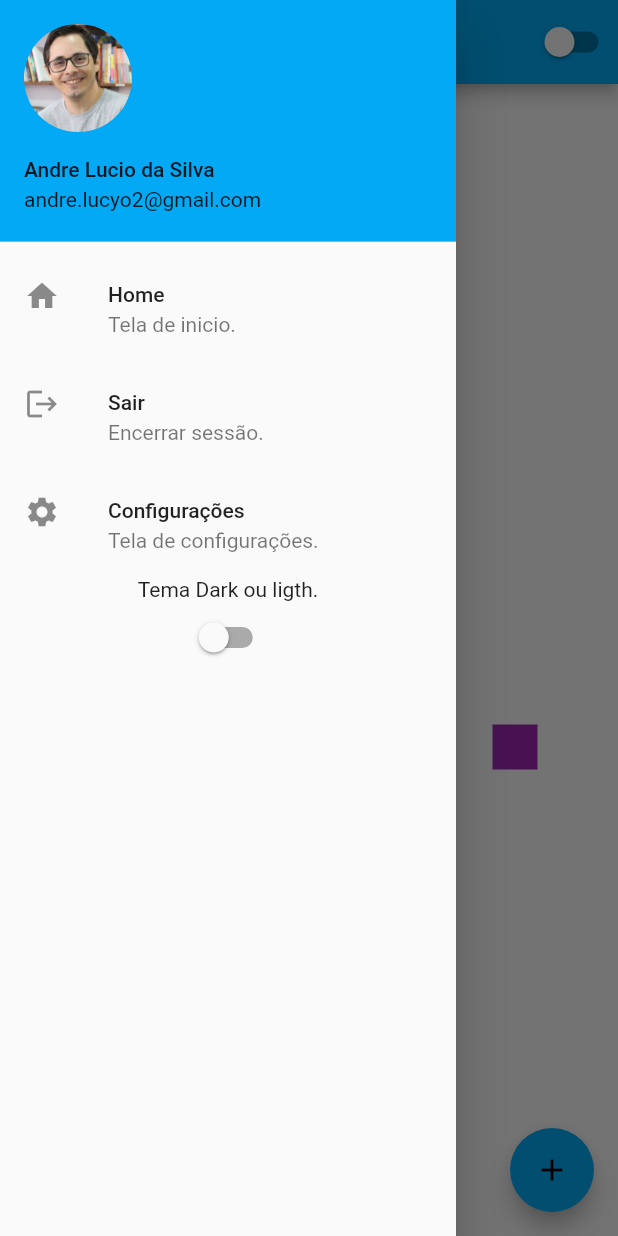
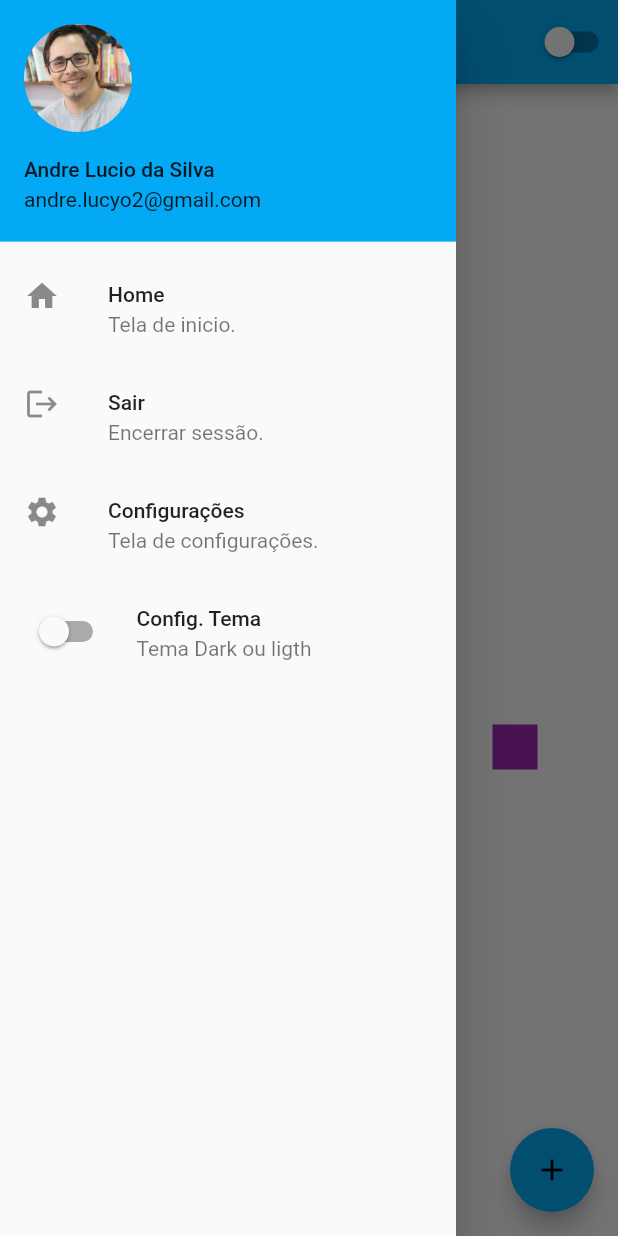
Before and after one commit to AndreLucyo2/estudo_flutter_ui_02, a Flutter app: the HomePage screen opened by its route, with the side drawer open, on a phone screen of 412 x 824 dp. Run offline on Flutter 3.47's test engine with Material 2 defaults, Android fonts, the phone set to English and light mode, and no system bars.

Commit message:
alterado forma do menu home

```diff
--- a/lib/app/customWidget/drawer_home.dart
+++ b/lib/app/customWidget/drawer_home.dart
@@ -40,12 +40,13 @@ class DrawerHome extends StatelessWidget {
               print('Abre a tela configurações');
             },
           ),
-          Column(
-            mainAxisAlignment: MainAxisAlignment.end,
-            children: [
-              Text('Tema Dark ou ligth.'),
-              SwtchTheme(),
-            ],
+          ListTile(
+            leading: SwtchTheme(),
+            title: Text('Config. Tema'),
+            subtitle: Text('Tema Dark ou ligth'),
+            onTap: () {
+              print('Abre a tela configurações');
+            },
           ),
         ],
       ),
```
